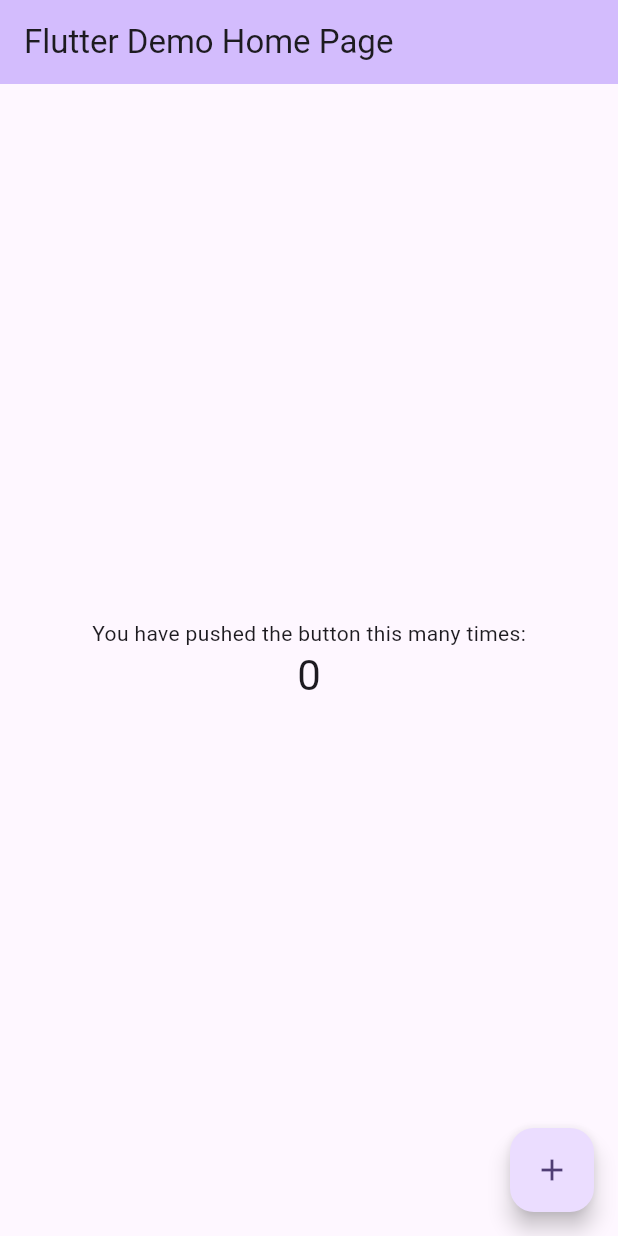
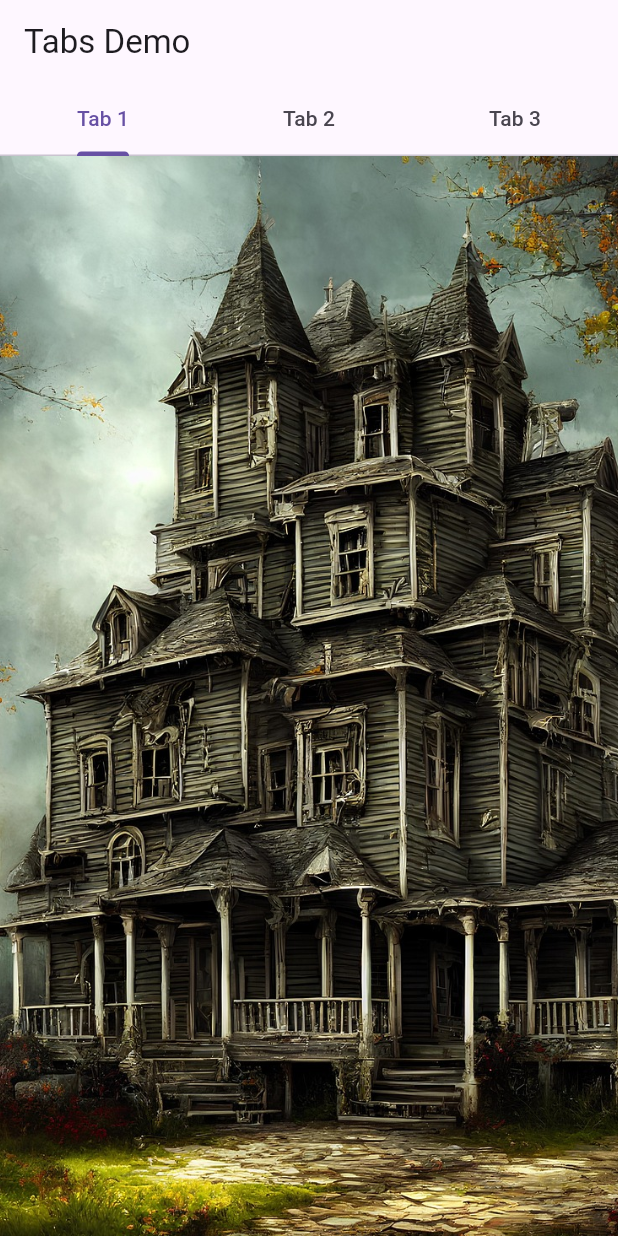
Before and after one commit to Mebibora/animated_halloween_storybook, a Flutter app: the screen it shows after launch, on a phone screen of 412 x 824 dp. Run offline on Flutter 3.47's test engine with Material 3 defaults, Android fonts, the phone set to English and light mode, and no system bars.

Commit message:
created skeleton, and added first tab background

```diff
--- a/lib/main.dart
+++ b/lib/main.dart
@@ -1,122 +1,116 @@
 import 'package:flutter/material.dart';
 
 void main() {
-  runApp(const MyApp());
+  runApp(MyApp());
 }
 
 class MyApp extends StatelessWidget {
-  const MyApp({super.key});
-
-  // This widget is the root of your application.
   @override
   Widget build(BuildContext context) {
     return MaterialApp(
-      title: 'Flutter Demo',
-      theme: ThemeData(
-        // This is the theme of your application.
-        //
-        // TRY THIS: Try running your application with "flutter run". You'll see
-        // the application has a purple toolbar. Then, without quitting the app,
-        // try changing the seedColor in the colorScheme below to Colors.green
-        // and then invoke "hot reload" (save your changes or press the "hot
-        // reload" button in a Flutter-supported IDE, or press "r" if you used
-        // the command line to start the app).
-        //
-        // Notice that the counter didn't reset back to zero; the application
-        // state is not lost during the reload. To reset the state, use hot
-        // restart instead.
-        //
-        // This works for code too, not just values: Most code changes can be
-        // tested with just a hot reload.
-        colorScheme: ColorScheme.fromSeed(seedColor: Colors.deepPurple),
+      home: DefaultTabController(
+        length: 3,
+        child: _TabsNonScrollableDemo(),
       ),
-      home: const MyHomePage(title: 'Flutter Demo Home Page'),
     );
   }
 }
 
-class MyHomePage extends StatefulWidget {
-  const MyHomePage({super.key, required this.title});
+class _TabsNonScrollableDemo extends StatefulWidget {
+  @override
+  __TabsNonScrollableDemoState createState() => __TabsNonScrollableDemoState();
+}
 
-  // This widget is the home page of your application. It is stateful, meaning
-  // that it has a State object (defined below) that contains fields that affect
-  // how it looks.
+class __TabsNonScrollableDemoState extends State<_TabsNonScrollableDemo>
+    with SingleTickerProviderStateMixin, RestorationMixin {
+  late TabController _tabController;
 
-  // This class is the configuration for the state. It holds the values (in this
-  // case the title) provided by the parent (in this case the App widget) and
-  // used by the build method of the State. Fields in a Widget subclass are
-  // always marked "final".
-
-  final String title;
+  final RestorableInt tabIndex = RestorableInt(0);
 
   @override
-  State<MyHomePage> createState() => _MyHomePageState();
-}
+  String get restorationId => 'tab_non_scrollable_demo';
 
-class _MyHomePageState extends State<MyHomePage> {
-  int _counter = 0;
+  @override
+  void restoreState(RestorationBucket? oldBucket, bool initialRestore) {
+    registerForRestoration(tabIndex, 'tab_index');
+    _tabController.index = tabIndex.value;
+  }
 
-  void _incrementCounter() {
-    setState(() {
-      // This call to setState tells the Flutter framework that something has
-      // changed in this State, which causes it to rerun the build method below
-      // so that the display can reflect the updated values. If we changed
-      // _counter without calling setState(), then the build method would not be
-      // called again, and so nothing would appear to happen.
-      _counter++;
+  @override
+  void initState() {
+    super.initState();
+    _tabController = TabController(
+      initialIndex: 0,
+      length: 3,
+      vsync: this,
+    );
+    _tabController.addListener(() {
+      setState(() {
+        tabIndex.value = _tabController.index;
+      });
     });
   }
 
   @override
+  void dispose() {
+    _tabController.dispose();
+    tabIndex.dispose();
+    super.dispose();
+  }
+
+  @override
   Widget build(BuildContext context) {
-    // This method is rerun every time setState is called, for instance as done
-    // by the _incrementCounter method above.
-    //
-    // The Flutter framework has been optimized to make rerunning build methods
-    // fast, so that you can just rebuild anything that needs updating rather
-    // than having to individually change instances of widgets.
+// For the To do task hint: consider defining the widget and name of the tabs here
+    final tabs = ['Tab 1', 'Tab 2', 'Tab 3'];
+
     return Scaffold(
       appBar: AppBar(
-        // TRY THIS: Try changing the color here to a specific color (to
-        // Colors.amber, perhaps?) and trigger a hot reload to see the AppBar
-        // change color while the other colors stay the same.
-        backgroundColor: Theme.of(context).colorScheme.inversePrimary,
-        // Here we take the value from the MyHomePage object that was created by
-        // the App.build method, and use it to set our appbar title.
-        title: Text(widget.title),
-      ),
-      body: Center(
-        // Center is a layout widget. It takes a single child and positions it
-        // in the middle of the parent.
-        child: Column(
-          // Column is also a layout widget. It takes a list of children and
-          // arranges them vertically. By default, it sizes itself to fit its
-          // children horizontally, and tries to be as tall as its parent.
-          //
-          // Column has various properties to control how it sizes itself and
-          // how it positions its children. Here we use mainAxisAlignment to
-          // center the children vertically; the main axis here is the vertical
-          // axis because Columns are vertical (the cross axis would be
-          // horizontal).
-          //
-          // TRY THIS: Invoke "debug painting" (choose the "Toggle Debug Paint"
-          // action in the IDE, or press "p" in the console), to see the
-          // wireframe for each widget.
-          mainAxisAlignment: MainAxisAlignment.center,
-          children: <Widget>[
-            const Text('You have pushed the button this many times:'),
-            Text(
-              '$_counter',
-              style: Theme.of(context).textTheme.headlineMedium,
-            ),
+        automaticallyImplyLeading: false,
+        title: Text(
+          'Tabs Demo',
+        ),
+        bottom: TabBar(
+          controller: _tabController,
+          isScrollable: false,
+          tabs: [
+            for (final tab in tabs) Tab(text: tab),
           ],
         ),
       ),
-      floatingActionButton: FloatingActionButton(
-        onPressed: _incrementCounter,
-        tooltip: 'Increment',
-        child: const Icon(Icons.add),
-      ), // This trailing comma makes auto-formatting nicer for build methods.
+      body: TabBarView(
+        controller: _tabController,
+        children: [
+// hint for the to do task:Considering creating the different for different tabs
+          Container(
+            decoration: BoxDecoration(
+              image: DecorationImage(
+                image:AssetImage('assets/images/haunted_house.jpg'),
+                fit: BoxFit.cover,
+              ),
+            ),
+          ),
+          Container(
+            decoration: BoxDecoration(
+              image: DecorationImage(
+                image:AssetImage('assets/images/haunted_house.jpg'),
+                fit: BoxFit.cover,
+              ),
+            ),
+          ),
+          Container(
+            decoration: BoxDecoration(
+              image: DecorationImage(
+                image:AssetImage('assets/images/haunted_house.jpg'),
+                fit: BoxFit.cover,
+              ),
+            ),
+          ),
+          //for (final tab in tabs)
+            //Center(
+              //child: Text(tab),
+            //),
+        ],
+      ),
     );
   }
 }
--- a/pubspec.yaml
+++ b/pubspec.yaml
@@ -57,6 +57,9 @@ flutter:
   # the material Icons class.
   uses-material-design: true
 
+  assets:
+   - assets/images/
+
   # To add assets to your application, add an assets section, like this:
   # assets:
   #   - images/a_dot_burr.jpeg
```
Also changed, not shown: assets/images/haunted_house.jpg (added).
